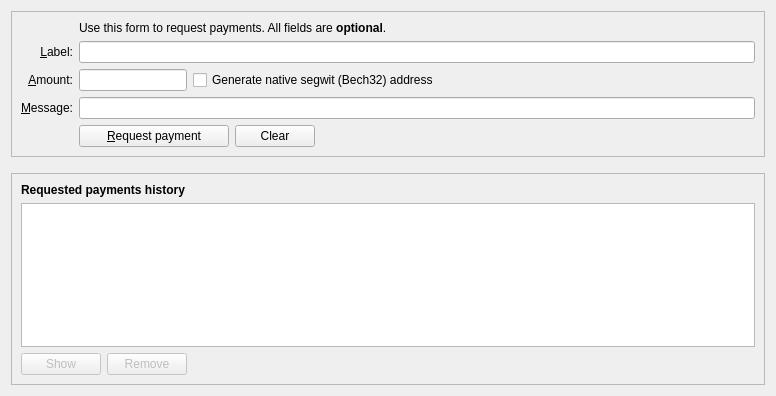
Qt form src/qt/forms/kevadialog.ui (kvazar-network/kevacoin) before a commit.
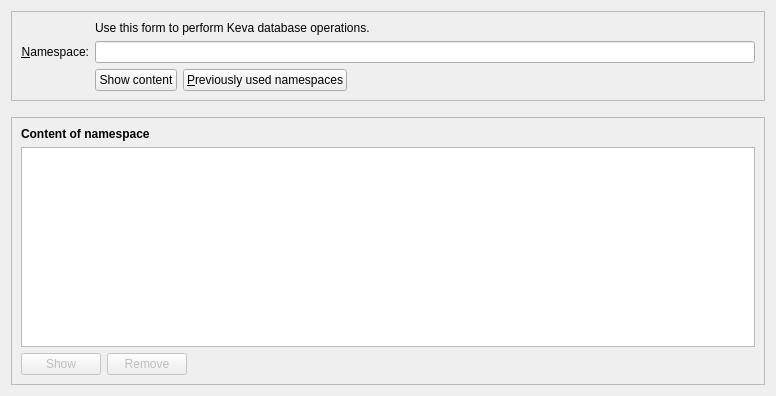
The same form after that commit. Icons and pictures are not drawn. Custom widgets are drawn as their Qt base class.

Commit message: WIP: worked on keva page.

Patch:
```diff
--- a/src/qt/forms/kevadialog.ui
+++ b/src/qt/forms/kevadialog.ui
@@ -28,38 +28,6 @@
      <layout class="QVBoxLayout" name="verticalLayout_3">
       <item>
        <layout class="QGridLayout" name="gridLayout">
-        <item row="5" column="0">
-         <widget class="QLabel" name="label">
-          <property name="toolTip">
-           <string>An optional amount to request. Leave this empty or zero to not request a specific amount.</string>
-          </property>
-          <property name="text">
-           <string>&amp;Amount:</string>
-          </property>
-          <property name="alignment">
-           <set>Qt::AlignRight|Qt::AlignTrailing|Qt::AlignVCenter</set>
-          </property>
-          <property name="buddy">
-           <cstring>reqAmount</cstring>
-          </property>
-         </widget>
-        </item>
-        <item row="6" column="0">
-         <widget class="QLabel" name="label_3">
-          <property name="toolTip">
-           <string>An optional message to attach to the payment request, which will be displayed when the request is opened. Note: The message will not be sent with the payment over the Kevacoin network.</string>
-          </property>
-          <property name="text">
-           <string>&amp;Message:</string>
-          </property>
-          <property name="alignment">
-           <set>Qt::AlignRight|Qt::AlignTrailing|Qt::AlignVCenter</set>
-          </property>
-          <property name="buddy">
-           <cstring>reqMessage</cstring>
-          </property>
-         </widget>
-        </item>
         <item row="4" column="2">
          <widget class="QLineEdit" name="reqLabel">
           <property name="toolTip">
@@ -70,7 +38,7 @@
         <item row="2" column="2">
          <widget class="QLabel" name="label_5">
           <property name="text">
-           <string>Use this form to request payments. All fields are &lt;b&gt;optional&lt;/b&gt;.</string>
+           <string>Use this form to perform Keva database operations.</string>
           </property>
          </widget>
         </item>
@@ -80,7 +48,7 @@
            <string>An optional label to associate with the new receiving address.</string>
           </property>
           <property name="text">
-           <string>&amp;Label:</string>
+           <string>&amp;Namespace:</string>
           </property>
           <property name="alignment">
            <set>Qt::AlignRight|Qt::AlignTrailing|Qt::AlignVCenter</set>
@@ -90,32 +58,8 @@
           </property>
          </widget>
         </item>
-        <item row="6" column="2">
-         <widget class="QLineEdit" name="reqMessage">
-          <property name="toolTip">
-           <string>An optional message to attach to the payment request, which will be displayed when the request is opened. Note: The message will not be sent with the payment over the Kevacoin network.</string>
-          </property>
-         </widget>
-        </item>
         <item row="7" column="2">
          <layout class="QHBoxLayout" name="horizontalLayout">
-          <item>
-           <widget class="QPushButton" name="receiveButton">
-            <property name="minimumSize">
-             <size>
-              <width>150</width>
-              <height>0</height>
-             </size>
-            </property>
-            <property name="text">
-             <string>&amp;Request payment</string>
-            </property>
-            <property name="icon">
-             <iconset resource="../bitcoin.qrc">
-              <normaloff>:/icons/receiving_addresses</normaloff>:/icons/receiving_addresses</iconset>
-            </property>
-           </widget>
-          </item>
           <item>
            <widget class="QPushButton" name="clearButton">
             <property name="sizePolicy">
@@ -128,7 +72,7 @@
              <string>Clear all fields of the form.</string>
             </property>
             <property name="text">
-             <string>Clear</string>
+             <string>Show content</string>
             </property>
             <property name="icon">
              <iconset resource="../bitcoin.qrc">
@@ -139,6 +83,23 @@
             </property>
            </widget>
           </item>
+          <item>
+           <widget class="QPushButton" name="receiveButton">
+            <property name="minimumSize">
+             <size>
+              <width>150</width>
+              <height>0</height>
+             </size>
+            </property>
+            <property name="text">
+             <string>&amp;Previously used namespaces</string>
+            </property>
+            <property name="icon">
+             <iconset resource="../bitcoin.qrc">
+              <normaloff>:/icons/address-book</normaloff>:/icons/address-book</iconset>
+            </property>
+           </widget>
+          </item>
           <item>
            <spacer name="horizontalSpacer">
             <property name="orientation">
@@ -161,73 +122,6 @@
           </property>
          </widget>
         </item>
-        <item row="5" column="2">
-         <layout class="QHBoxLayout" name="horizontalLayout_6">
-          <item>
-           <widget class="BitcoinAmountField" name="reqAmount">
-            <property name="sizePolicy">
-             <sizepolicy hsizetype="Fixed" vsizetype="Fixed">
-              <horstretch>0</horstretch>
-              <verstretch>0</verstretch>
-             </sizepolicy>
-            </property>
-            <property name="minimumSize">
-             <size>
-              <width>80</width>
-              <height>0</height>
-             </size>
-            </property>
-            <property name="maximumSize">
-             <size>
-              <width>1000</width>
-              <height>100</height>
-             </size>
-            </property>
-            <property name="toolTip">
-             <string>An optional amount to request. Leave this empty or zero to not request a specific amount.</string>
-            </property>
-           </widget>
-          </item>
-          <item>
-           <widget class="QCheckBox" name="useBech32">
-            <property name="sizePolicy">
-             <sizepolicy hsizetype="Fixed" vsizetype="Fixed">
-              <horstretch>0</horstretch>
-              <verstretch>0</verstretch>
-             </sizepolicy>
-            </property>
-            <property name="maximumSize">
-             <size>
-              <width>1000</width>
-              <height>16777215</height>
-             </size>
-            </property>
-            <property name="focusPolicy">
-             <enum>Qt::StrongFocus</enum>
-            </property>
-            <property name="toolTip">
-             <string>Native segwit addresses (aka Bech32 or BIP-173) reduce your transaction fees later on and offer better protection against typos, but old wallets don't support them. When unchecked, an address compatible with older wallets will be created instead.</string>
-            </property>
-            <property name="text">
-             <string>Generate native segwit (Bech32) address</string>
-            </property>
-           </widget>
-          </item>
-          <item>
-           <spacer name="horizontalSpacer_3">
-            <property name="orientation">
-             <enum>Qt::Horizontal</enum>
-            </property>
-            <property name="sizeHint" stdset="0">
-             <size>
-              <width>0</width>
-              <height>0</height>
-             </size>
-            </property>
-           </spacer>
-          </item>
-         </layout>
-        </item>
        </layout>
       </item>
      </layout>
@@ -270,7 +164,7 @@
          </font>
         </property>
         <property name="text">
-         <string>Requested payments history</string>
+         <string>Content of namespace</string>
         </property>
        </widget>
       </item>
```
Left out of the diff: 6 changed lines with no effect on the pictures. The commit also changes 6 other files.
